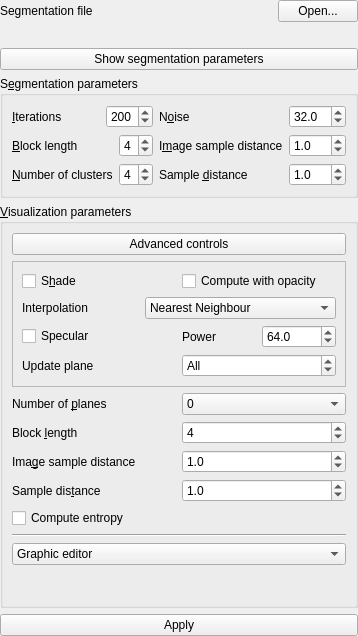
Above: starviewer/src/extensions/playground/optimalviewpoint/optimalviewpointinputparametersformbase.ui from starviewer-medical/starviewer before the change. Below: the same form after it.
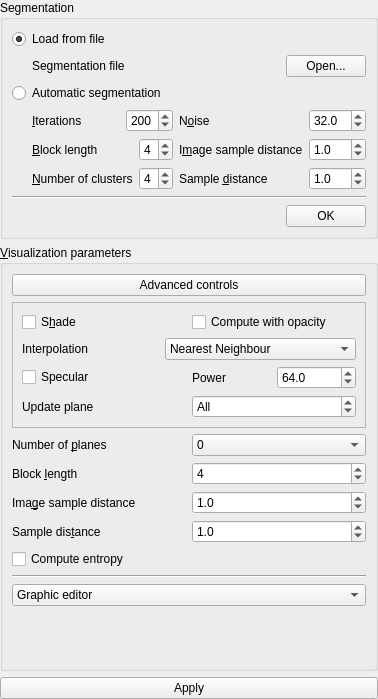
That is the form after the change. Custom widgets are drawn as their Qt base class.

The edit to the form file:
```diff
--- a/starviewer/src/extensions/playground/optimalviewpoint/optimalviewpointinputparametersformbase.ui
+++ b/starviewer/src/extensions/playground/optimalviewpoint/optimalviewpointinputparametersformbase.ui
@@ -5,8 +5,8 @@
    <rect>
     <x>0</x>
     <y>0</y>
-    <width>351</width>
-    <height>636</height>
+    <width>377</width>
+    <height>699</height>
    </rect>
   </property>
   <layout class="QVBoxLayout" >
@@ -17,6 +17,29 @@
     <number>6</number>
    </property>
    <item>
+    <widget class="QGroupBox" name="m_segmentationGroupBox" >
+     <property name="title" >
+      <string>Segmentation</string>
+     </property>
+     <layout class="QVBoxLayout" >
+      <property name="margin" >
+       <number>9</number>
+      </property>
+      <property name="spacing" >
+       <number>6</number>
+      </property>
+      <item>
+       <widget class="QRadioButton" name="m_loadSegmentationRadioButton" >
+        <property name="text" >
+         <string>Load from file</string>
+        </property>
+        <property name="checked" >
+         <bool>true</bool>
+        </property>
+       </widget>
+      </item>
+      <item>
+       <widget class="QWidget" native="1" name="m_loadSegmentationWidget" >
     <layout class="QHBoxLayout" >
      <property name="margin" >
       <number>0</number>
@@ -24,6 +47,22 @@
      <property name="spacing" >
       <number>6</number>
      </property>
+         <item>
+          <spacer>
+           <property name="orientation" >
+            <enum>Qt::Horizontal</enum>
+           </property>
+           <property name="sizeType" >
+            <enum>QSizePolicy::Fixed</enum>
+           </property>
+           <property name="sizeHint" >
+            <size>
+             <width>20</width>
+             <height>20</height>
+            </size>
+           </property>
+          </spacer>
+         </item>
      <item>
       <widget class="QLabel" name="m_segmentationFileLabel" >
        <property name="sizePolicy" >
@@ -50,33 +89,85 @@
       </widget>
      </item>
     </layout>
+       </widget>
    </item>
    <item>
-    <widget class="QLabel" name="m_numberOfClustersLabel" />
-   </item>
-   <item>
-    <widget class="QPushButton" name="m_segmentationParametersPushButton" >
+       <widget class="QRadioButton" name="m_automaticSegmentationRadioButton" >
      <property name="text" >
-      <string>Show segmentation parameters</string>
-     </property>
-     <property name="checkable" >
-      <bool>true</bool>
+         <string>Automatic segmentation</string>
      </property>
     </widget>
    </item>
    <item>
-    <widget class="QGroupBox" name="m_groupBoxSegmentation" >
-     <property name="title" >
-      <string>S&amp;egmentation parameters</string>
-     </property>
+       <widget class="QWidget" native="1" name="m_automaticSegmentationWidget" >
      <layout class="QGridLayout" >
       <property name="margin" >
-       <number>9</number>
+          <number>0</number>
       </property>
       <property name="spacing" >
        <number>6</number>
       </property>
-      <item row="0" column="0" >
+         <item rowspan="3" row="0" column="0" >
+          <spacer>
+           <property name="orientation" >
+            <enum>Qt::Horizontal</enum>
+           </property>
+           <property name="sizeType" >
+            <enum>QSizePolicy::Fixed</enum>
+           </property>
+           <property name="sizeHint" >
+            <size>
+             <width>20</width>
+             <height>20</height>
+            </size>
+           </property>
+          </spacer>
+         </item>
+         <item row="1" column="1" >
+          <layout class="QHBoxLayout" >
+           <property name="margin" >
+            <number>0</number>
+           </property>
+           <property name="spacing" >
+            <number>6</number>
+           </property>
+           <item>
+            <widget class="QLabel" name="m_labelSegmentationBlockLength" >
+             <property name="sizePolicy" >
+              <sizepolicy>
+               <hsizetype>7</hsizetype>
+               <vsizetype>5</vsizetype>
+               <horstretch>0</horstretch>
+               <verstretch>0</verstretch>
+              </sizepolicy>
+             </property>
+             <property name="text" >
+              <string>&amp;Block length</string>
+             </property>
+             <property name="buddy" >
+              <cstring>m_spinBoxSegmentationBlockLength</cstring>
+             </property>
+            </widget>
+           </item>
+           <item>
+            <widget class="QSpinBox" name="m_spinBoxSegmentationBlockLength" >
+             <property name="statusTip" >
+              <string>Block length (L) to compute excess entropy during segmentation</string>
+             </property>
+             <property name="maximum" >
+              <number>6</number>
+             </property>
+             <property name="minimum" >
+              <number>2</number>
+             </property>
+             <property name="value" >
+              <number>4</number>
+             </property>
+            </widget>
+           </item>
+          </layout>
+         </item>
+         <item row="0" column="1" >
        <layout class="QHBoxLayout" >
         <property name="margin" >
          <number>0</number>
@@ -120,101 +211,7 @@
         </item>
        </layout>
       </item>
-      <item row="1" column="0" >
-       <layout class="QHBoxLayout" >
-        <property name="margin" >
-         <number>0</number>
-        </property>
-        <property name="spacing" >
-         <number>6</number>
-        </property>
-        <item>
-         <widget class="QLabel" name="m_labelSegmentationBlockLength" >
-          <property name="sizePolicy" >
-           <sizepolicy>
-            <hsizetype>7</hsizetype>
-            <vsizetype>5</vsizetype>
-            <horstretch>0</horstretch>
-            <verstretch>0</verstretch>
-           </sizepolicy>
-          </property>
-          <property name="text" >
-           <string>&amp;Block length</string>
-          </property>
-          <property name="buddy" >
-           <cstring>m_spinBoxSegmentationBlockLength</cstring>
-          </property>
-         </widget>
-        </item>
-        <item>
-         <widget class="QSpinBox" name="m_spinBoxSegmentationBlockLength" >
-          <property name="statusTip" >
-           <string>Block length (L) to compute excess entropy during segmentation</string>
-          </property>
-          <property name="maximum" >
-           <number>6</number>
-          </property>
-          <property name="minimum" >
-           <number>2</number>
-          </property>
-          <property name="value" >
-           <number>4</number>
-          </property>
-         </widget>
-        </item>
-       </layout>
-      </item>
-      <item row="2" column="1" >
-       <layout class="QHBoxLayout" >
-        <property name="margin" >
-         <number>0</number>
-        </property>
-        <property name="spacing" >
-         <number>6</number>
-        </property>
-        <item>
-         <widget class="QLabel" name="m_labelSegmentationSampleDistance" >
-          <property name="sizePolicy" >
-           <sizepolicy>
-            <hsizetype>7</hsizetype>
-            <vsizetype>5</vsizetype>
-            <horstretch>0</horstretch>
-            <verstretch>0</verstretch>
-           </sizepolicy>
-          </property>
-          <property name="text" >
-           <string>Sample &amp;distance</string>
-          </property>
-          <property name="buddy" >
-           <cstring>m_doubleSpinBoxSegmentationSampleDistance</cstring>
-          </property>
-         </widget>
-        </item>
-        <item>
-         <widget class="QDoubleSpinBox" name="m_doubleSpinBoxSegmentationSampleDistance" >
-          <property name="statusTip" >
-           <string>Distance between samples on one ray during segmentation</string>
-          </property>
-          <property name="decimals" >
-           <number>1</number>
-          </property>
-          <property name="maximum" >
-           <double>512.000000000000000</double>
-          </property>
-          <property name="minimum" >
-           <double>0.100000000000000</double>
-          </property>
-          <property name="singleStep" >
-           <double>0.100000000000000</double>
-          </property>
-          <property name="value" >
-           <double>1.000000000000000</double>
-          </property>
-         </widget>
-        </item>
-       </layout>
-      </item>
-      <item row="0" column="1" >
+         <item row="0" column="2" >
        <layout class="QHBoxLayout" >
         <property name="margin" >
          <number>0</number>
@@ -261,7 +258,7 @@
         </item>
        </layout>
       </item>
-      <item row="1" column="1" >
+         <item row="1" column="2" >
        <layout class="QHBoxLayout" >
         <property name="margin" >
          <number>0</number>
@@ -311,7 +308,7 @@
         </item>
        </layout>
       </item>
-      <item row="2" column="0" >
+         <item row="2" column="1" >
        <layout class="QHBoxLayout" >
         <property name="margin" >
          <number>0</number>
@@ -355,6 +352,95 @@
         </item>
        </layout>
       </item>
+         <item row="2" column="2" >
+          <layout class="QHBoxLayout" >
+           <property name="margin" >
+            <number>0</number>
+           </property>
+           <property name="spacing" >
+            <number>6</number>
+           </property>
+           <item>
+            <widget class="QLabel" name="m_labelSegmentationSampleDistance" >
+             <property name="sizePolicy" >
+              <sizepolicy>
+               <hsizetype>7</hsizetype>
+               <vsizetype>5</vsizetype>
+               <horstretch>0</horstretch>
+               <verstretch>0</verstretch>
+              </sizepolicy>
+             </property>
+             <property name="text" >
+              <string>Sample &amp;distance</string>
+             </property>
+             <property name="buddy" >
+              <cstring>m_doubleSpinBoxSegmentationSampleDistance</cstring>
+             </property>
+            </widget>
+           </item>
+           <item>
+            <widget class="QDoubleSpinBox" name="m_doubleSpinBoxSegmentationSampleDistance" >
+             <property name="statusTip" >
+              <string>Distance between samples on one ray during segmentation</string>
+             </property>
+             <property name="decimals" >
+              <number>1</number>
+             </property>
+             <property name="maximum" >
+              <double>512.000000000000000</double>
+             </property>
+             <property name="minimum" >
+              <double>0.100000000000000</double>
+             </property>
+             <property name="singleStep" >
+              <double>0.100000000000000</double>
+             </property>
+             <property name="value" >
+              <double>1.000000000000000</double>
+             </property>
+            </widget>
+           </item>
+          </layout>
+         </item>
+        </layout>
+       </widget>
+      </item>
+      <item>
+       <widget class="Line" name="m_segmentationLine" >
+        <property name="orientation" >
+         <enum>Qt::Horizontal</enum>
+        </property>
+       </widget>
+      </item>
+      <item>
+       <layout class="QHBoxLayout" >
+        <property name="margin" >
+         <number>0</number>
+        </property>
+        <property name="spacing" >
+         <number>6</number>
+        </property>
+        <item>
+         <widget class="QLabel" name="m_numberOfClustersLabel" >
+          <property name="sizePolicy" >
+           <sizepolicy>
+            <hsizetype>5</hsizetype>
+            <vsizetype>5</vsizetype>
+            <horstretch>1</horstretch>
+            <verstretch>0</verstretch>
+           </sizepolicy>
+          </property>
+         </widget>
+        </item>
+        <item>
+         <widget class="QPushButton" name="m_segmentationOkPushButton" >
+          <property name="text" >
+           <string>OK</string>
+          </property>
+         </widget>
+        </item>
+       </layout>
+      </item>
      </layout>
     </widget>
    </item>
```
Left out of the diff: 40 changed lines with no effect on the pictures. Lines whose indentation alone changed are shown as unchanged.
